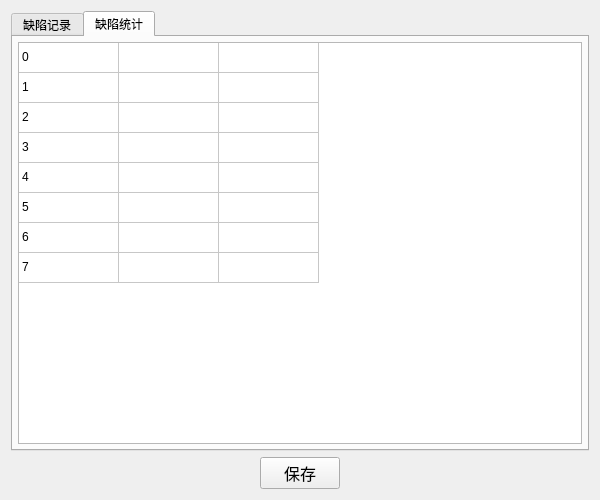
wang-jiankun/Defect-Detection, file qt/ui_defect_log.ui: the form before one commit.
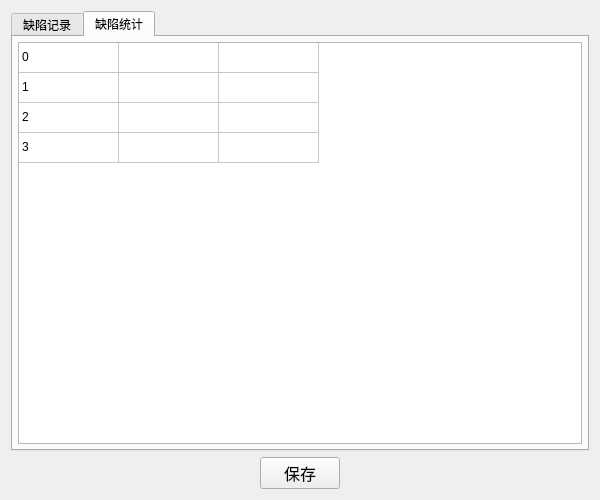
The form after the commit. The open tabs and pages were chosen to show the change.

The edit to the form file:
```diff
--- a/qt/ui_defect_log.ui
+++ b/qt/ui_defect_log.ui
@@ -107,7 +107,7 @@
        <item>
         <widget class="QTableWidget" name="table_statistics">
          <property name="rowCount">
-          <number>8</number>
+          <number>4</number>
          </property>
          <property name="columnCount">
           <number>3</number>
@@ -128,10 +128,6 @@
          <row/>
          <row/>
          <row/>
-         <row/>
-         <row/>
-         <row/>
-         <row/>
          <column>
           <property name="text">
            <string>缺陷类别</string>
@@ -167,26 +163,6 @@
            <string>3</string>
           </property>
          </item>
-         <item row="4" column="0">
-          <property name="text">
-           <string>4</string>
-          </property>
-         </item>
-         <item row="5" column="0">
-          <property name="text">
-           <string>5</string>
-          </property>
-         </item>
-         <item row="6" column="0">
-          <property name="text">
-           <string>6</string>
-          </property>
-         </item>
-         <item row="7" column="0">
-          <property name="text">
-           <string>7</string>
-          </property>
-         </item>
         </widget>
        </item>
       </layout>
```
Left out of the diff: 11 changed lines with no effect on the pictures.
